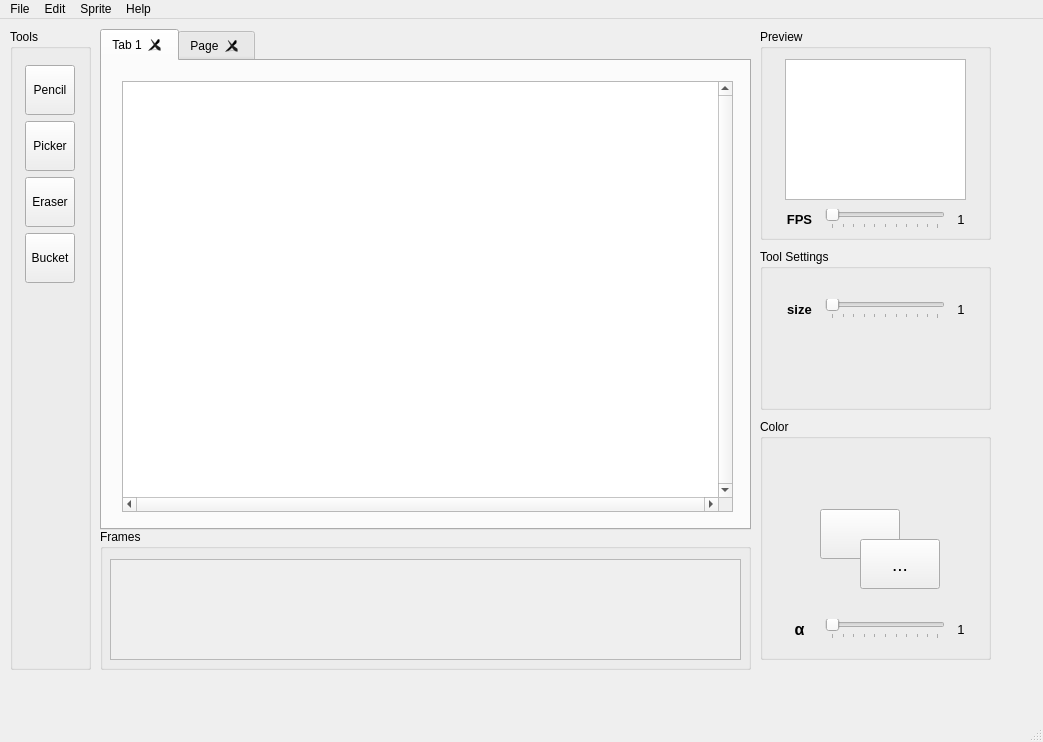
jeffohh/Sprite-Editor, file mainwindow.ui: the form before one commit.
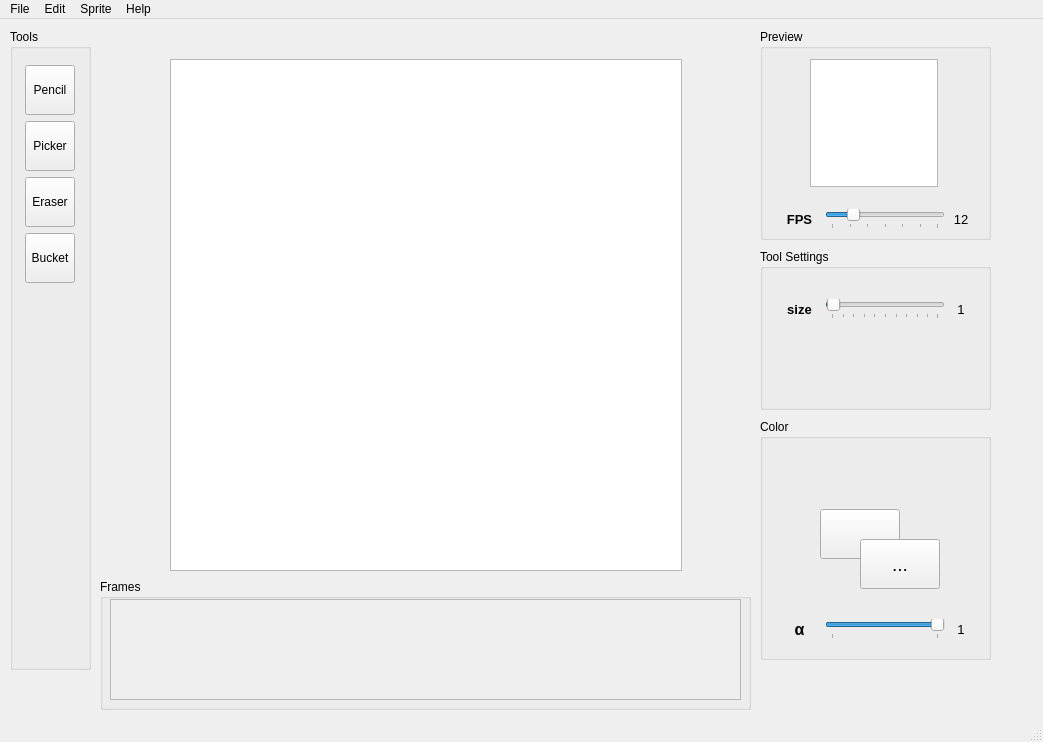
The form after the commit. Custom widgets are drawn as their Qt base class.

Commit message: Half way to finish the Frame, TO-DO: 1/ Handle frame click to update the canvas view -> update currentFrame2/ Move the scroll bar to the right where frame was created3/ Need to fix the size issue for all the QGraphicsView and ImageViewEditor (Zoom issue for Frames and try to make those to fit the box)

What changed in the file:
```diff
--- a/mainwindow.ui
+++ b/mainwindow.ui
@@ -158,58 +158,13 @@
      </layout>
     </widget>
    </widget>
-   <widget class="QTabWidget" name="tabWidget">
-    <property name="geometry">
-     <rect>
-      <x>100</x>
-      <y>10</y>
-      <width>651</width>
-      <height>501</height>
-     </rect>
-    </property>
-    <property name="currentIndex">
-     <number>0</number>
-    </property>
-    <property name="tabsClosable">
-     <bool>true</bool>
-    </property>
-    <property name="movable">
-     <bool>true</bool>
-    </property>
-    <widget class="QWidget" name="tab">
-     <attribute name="title">
-      <string>Tab 1</string>
-     </attribute>
-     <widget class="ImageViewEditor" name="canvasView">
-      <property name="geometry">
-       <rect>
-        <x>20</x>
-        <y>20</y>
-        <width>611</width>
-        <height>431</height>
-       </rect>
-      </property>
-      <property name="verticalScrollBarPolicy">
-       <enum>Qt::ScrollBarAlwaysOn</enum>
-      </property>
-      <property name="horizontalScrollBarPolicy">
-       <enum>Qt::ScrollBarAlwaysOn</enum>
-      </property>
-     </widget>
-    </widget>
-    <widget class="QWidget" name="tab_2">
-     <attribute name="title">
-      <string>Page</string>
-     </attribute>
-    </widget>
-   </widget>
    <widget class="QGroupBox" name="groupBox_2">
     <property name="geometry">
      <rect>
       <x>100</x>
-      <y>510</y>
+      <y>560</y>
       <width>651</width>
-      <height>141</height>
+      <height>131</height>
      </rect>
     </property>
     <property name="title">
@@ -219,7 +174,7 @@
      <property name="geometry">
       <rect>
        <x>10</x>
-       <y>30</y>
+       <y>20</y>
        <width>631</width>
        <height>101</height>
       </rect>
@@ -254,10 +209,10 @@
     <widget class="QGraphicsView" name="graphicsView">
      <property name="geometry">
       <rect>
-       <x>25</x>
+       <x>50</x>
        <y>30</y>
-       <width>181</width>
-       <height>141</height>
+       <width>128</width>
+       <height>128</height>
       </rect>
      </property>
     </widget>
@@ -313,6 +268,12 @@
           <height>0</height>
          </size>
         </property>
+        <property name="maximum">
+         <number>60</number>
+        </property>
+        <property name="value">
+         <number>12</number>
+        </property>
         <property name="orientation">
          <enum>Qt::Horizontal</enum>
         </property>
@@ -344,7 +305,7 @@
          </font>
         </property>
         <property name="text">
-         <string>1</string>
+         <string>12</string>
         </property>
         <property name="alignment">
          <set>Qt::AlignCenter</set>
@@ -473,6 +434,12 @@
           <height>0</height>
          </size>
         </property>
+        <property name="maximum">
+         <number>10</number>
+        </property>
+        <property name="value">
+         <number>10</number>
+        </property>
         <property name="orientation">
          <enum>Qt::Horizontal</enum>
         </property>
@@ -578,6 +545,9 @@
           <height>0</height>
          </size>
         </property>
+        <property name="value">
+         <number>1</number>
+        </property>
         <property name="orientation">
          <enum>Qt::Horizontal</enum>
         </property>
@@ -619,6 +589,19 @@
      </layout>
     </widget>
    </widget>
+   <widget class="ImageViewEditor" name="canvasView">
+    <property name="geometry">
+     <rect>
+      <x>170</x>
+      <y>40</y>
+      <width>512</width>
+      <height>512</height>
+     </rect>
+    </property>
+    <property name="sizeAdjustPolicy">
+     <enum>QAbstractScrollArea::AdjustToContents</enum>
+    </property>
+   </widget>
   </widget>
   <widget class="QMenuBar" name="menubar">
    <property name="geometry">
```
Left out of the diff: 8 changed lines with no effect on the pictures. The commit also changes 6 other files.
